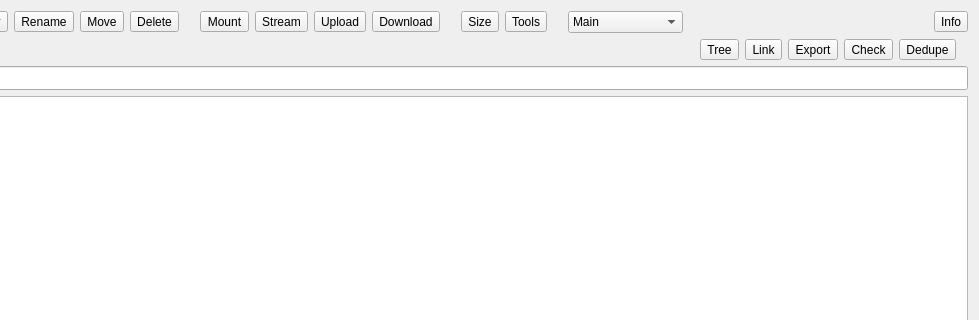
The window that src/remote_widget.ui (holazt/RcloneBrowser) describes before a commit, drawn with Qt 5; both pictures show x 124 to 1103 and y 0 to 320 of the 1103 by 552 pixel window.
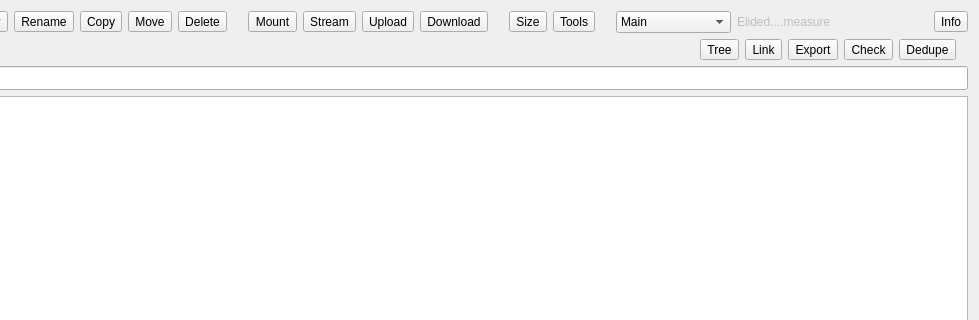
The same window after the commit.

```diff
--- a/src/remote_widget.ui
+++ b/src/remote_widget.ui
@@ -97,6 +97,13 @@
             </property>
            </widget>
           </item>
+          <item>
+           <widget class="QToolButton" name="buttonCopy">
+            <property name="text">
+             <string>Copy</string>
+            </property>
+           </widget>
+          </item>
           <item>
            <widget class="QToolButton" name="buttonMove">
             <property name="text">
@@ -265,6 +272,16 @@
             </item>
            </widget>
           </item>
+          <item>
+           <widget class="QLabel" name="elidedMeasure">
+            <property name="enabled">
+             <bool>false</bool>
+            </property>
+            <property name="text">
+             <string>Elided....measure</string>
+            </property>
+           </widget>
+          </item>
           <item>
            <spacer name="horizontalSpacer_2">
             <property name="orientation">
```
Left out of the diff: 24 changed lines with no effect on the pictures.
